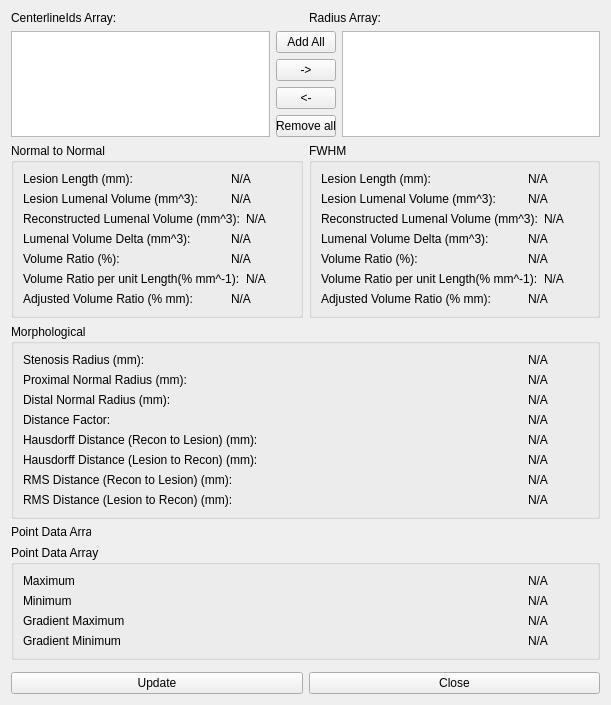
The window that MainWindow/measurements.ui (jackyko1991/Vessel-Clipper) describes before a commit, drawn with Qt 5.
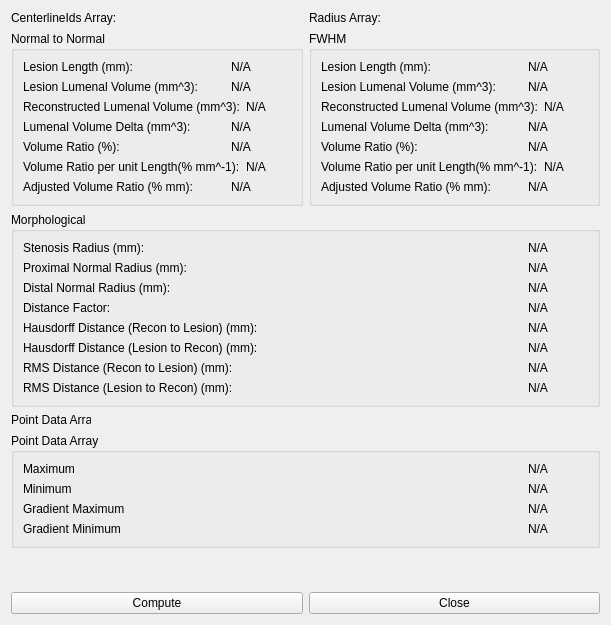
The same window after the commit.

Commit message: clip centerline ok

```diff
--- a/MainWindow/measurements.ui
+++ b/MainWindow/measurements.ui
@@ -7,7 +7,7 @@
     <x>0</x>
     <y>0</y>
     <width>611</width>
-    <height>705</height>
+    <height>625</height>
    </rect>
   </property>
   <property name="windowTitle">
@@ -66,98 +66,6 @@
      </item>
     </layout>
    </item>
-   <item>
-    <layout class="QHBoxLayout" name="horizontalLayout_21">
-     <item>
-      <widget class="QListWidget" name="listWidgetCenterlineIdsPending">
-       <property name="sizePolicy">
-        <sizepolicy hsizetype="Maximum" vsizetype="Expanding">
-         <horstretch>0</horstretch>
-         <verstretch>0</verstretch>
-        </sizepolicy>
-       </property>
-       <property name="maximumSize">
-        <size>
-         <width>999</width>
-         <height>16777215</height>
-        </size>
-       </property>
-      </widget>
-     </item>
-     <item>
-      <layout class="QVBoxLayout" name="verticalLayout_8">
-       <item>
-        <widget class="QPushButton" name="pushButtonAddAllRecon">
-         <property name="maximumSize">
-          <size>
-           <width>60</width>
-           <height>16777215</height>
-          </size>
-         </property>
-         <property name="text">
-          <string>Add All</string>
-         </property>
-        </widget>
-       </item>
-       <item>
-        <widget class="QPushButton" name="pushButtonAddRecon">
-         <property name="maximumSize">
-          <size>
-           <width>60</width>
-           <height>16777215</height>
-          </size>
-         </property>
-         <property name="text">
-          <string>-&gt;</string>
-         </property>
-        </widget>
-       </item>
-       <item>
-        <widget class="QPushButton" name="pushButtonRemoveRecon">
-         <property name="maximumSize">
-          <size>
-           <width>60</width>
-           <height>16777215</height>
-          </size>
-         </property>
-         <property name="text">
-          <string>&lt;-</string>
-         </property>
-        </widget>
-       </item>
-       <item>
-        <widget class="QPushButton" name="pushButtonRemoveAllRecon">
-         <property name="maximumSize">
-          <size>
-           <width>60</width>
-           <height>16777215</height>
-          </size>
-         </property>
-         <property name="text">
-          <string>Remove all</string>
-         </property>
-        </widget>
-       </item>
-      </layout>
-     </item>
-     <item>
-      <widget class="QListWidget" name="listWidgetCenterlineIdsRecon">
-       <property name="sizePolicy">
-        <sizepolicy hsizetype="Maximum" vsizetype="Expanding">
-         <horstretch>0</horstretch>
-         <verstretch>0</verstretch>
-        </sizepolicy>
-       </property>
-       <property name="maximumSize">
-        <size>
-         <width>999</width>
-         <height>16777215</height>
-        </size>
-       </property>
-      </widget>
-     </item>
-    </layout>
-   </item>
    <item>
     <layout class="QHBoxLayout" name="horizontalLayout_38">
      <item>
@@ -896,7 +804,7 @@
      <item>
       <widget class="QPushButton" name="pushButtonUpdate">
        <property name="text">
-        <string>Update</string>
+        <string>Compute</string>
        </property>
       </widget>
      </item>
```
The commit also changes 7 other files.
